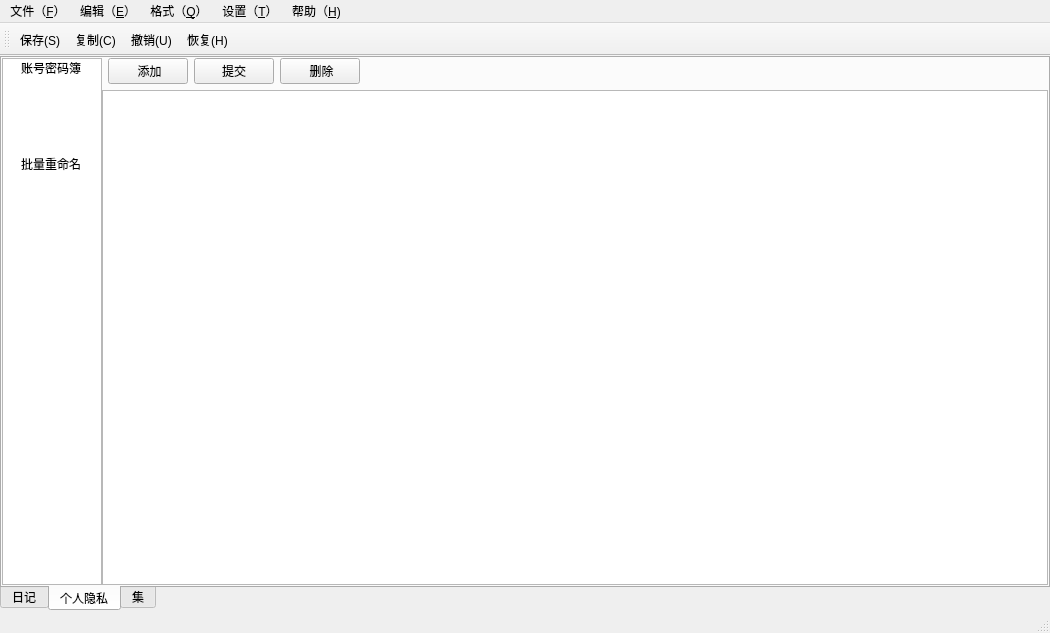
Before: the Qt Designer form LxDairy/src/DairyMainWindow.ui in leishengxie/FengZhiHong, drawn with Qt 5.
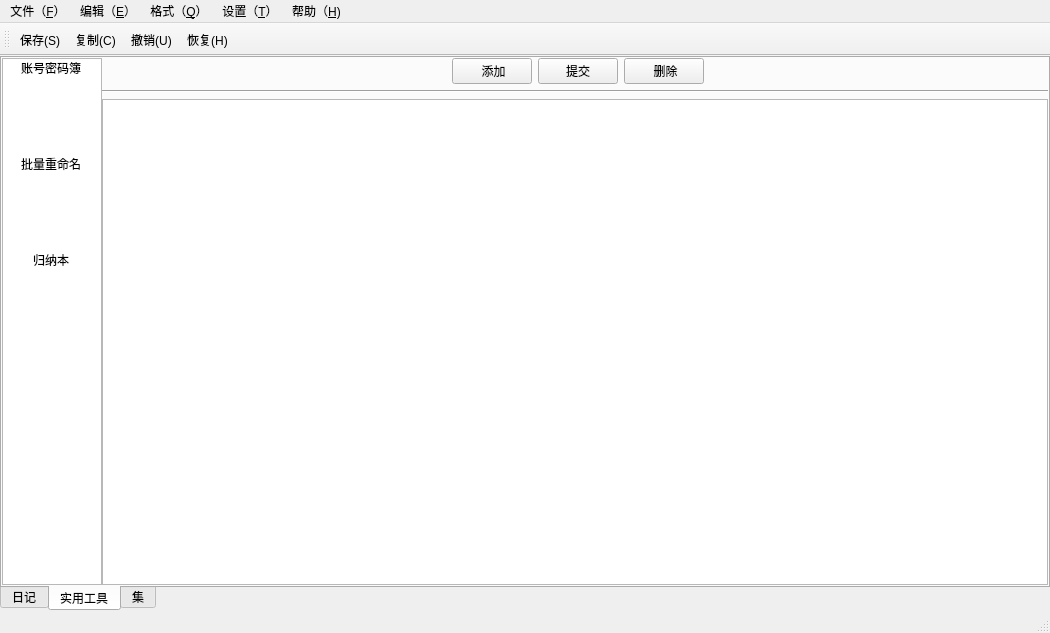
After: the same form once the commit is applied. The open tabs and pages were chosen to show the change. Icons and pictures are not drawn.

Patch:
```diff
--- a/LxDairy/src/DairyMainWindow.ui
+++ b/LxDairy/src/DairyMainWindow.ui
@@ -214,7 +214,7 @@
       </widget>
       <widget class="QWidget" name="tab_2">
        <attribute name="title">
-        <string>个人隐私</string>
+        <string>实用工具</string>
        </attribute>
        <layout class="QHBoxLayout" name="horizontalLayout_4" stretch="0,0">
         <property name="spacing">
@@ -271,13 +271,26 @@
            <property name="text">
             <string>批量重命名</string>
            </property>
+           <property name="icon">
+            <iconset resource="../res.qrc">
+             <normaloff>:/img/tool_img/maple_leaf_book.png</normaloff>:/img/tool_img/maple_leaf_book.png</iconset>
+           </property>
+          </item>
+          <item>
+           <property name="text">
+            <string>归纳本</string>
+           </property>
+           <property name="icon">
+            <iconset resource="../res.qrc">
+             <normaloff>:/img/tool_img/maple_leaf_book.png</normaloff>:/img/tool_img/maple_leaf_book.png</iconset>
+           </property>
           </item>
          </widget>
         </item>
         <item>
          <widget class="QStackedWidget" name="stackedWidgetTool">
           <widget class="QWidget" name="page">
-           <layout class="QVBoxLayout" name="verticalLayout_2" stretch="0,6">
+           <layout class="QVBoxLayout" name="verticalLayout_2" stretch="0,0,6">
             <property name="leftMargin">
              <number>0</number>
             </property>
@@ -295,6 +308,19 @@
               <property name="leftMargin">
                <number>6</number>
               </property>
+              <item>
+               <spacer name="horizontalSpacer_3">
+                <property name="orientation">
+                 <enum>Qt::Horizontal</enum>
+                </property>
+                <property name="sizeHint" stdset="0">
+                 <size>
+                  <width>40</width>
+                  <height>20</height>
+                 </size>
+                </property>
+               </spacer>
+              </item>
               <item>
                <widget class="QPushButton" name="btnAdd">
                 <property name="text">
@@ -331,6 +357,13 @@
               </item>
              </layout>
             </item>
+            <item>
+             <widget class="Line" name="line">
+              <property name="orientation">
+               <enum>Qt::Horizontal</enum>
+              </property>
+             </widget>
+            </item>
             <item>
              <widget class="QTableView" name="tableViewPrivate"/>
             </item>
```
Left out of the diff: 6 changed lines with no effect on the pictures.
